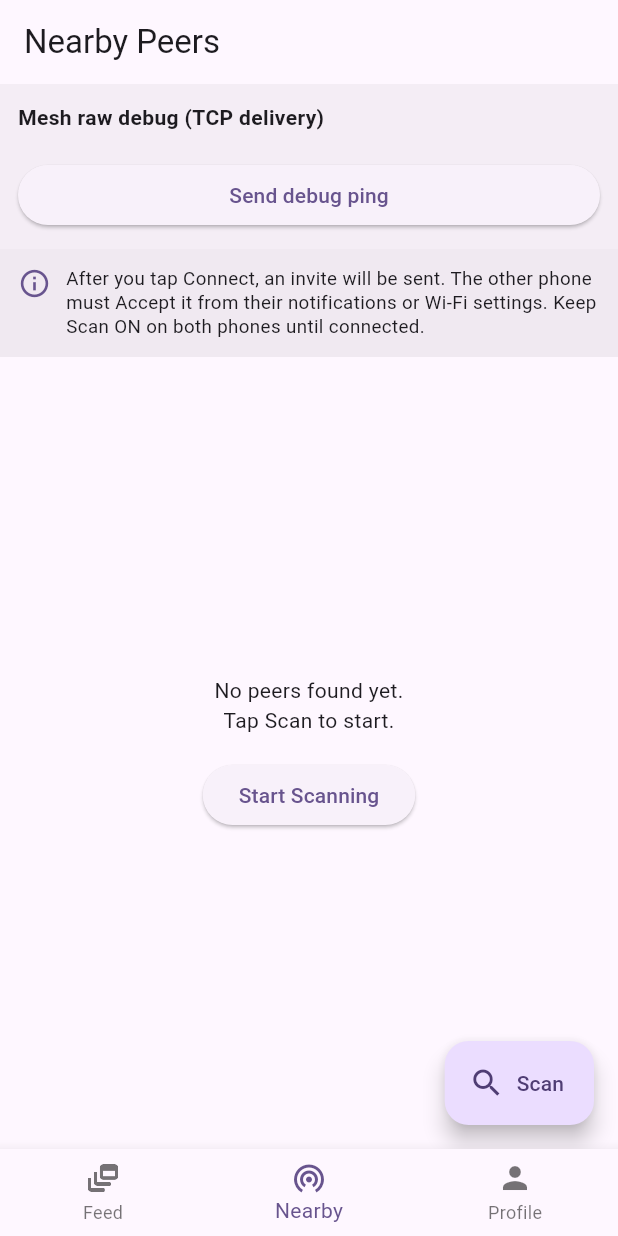
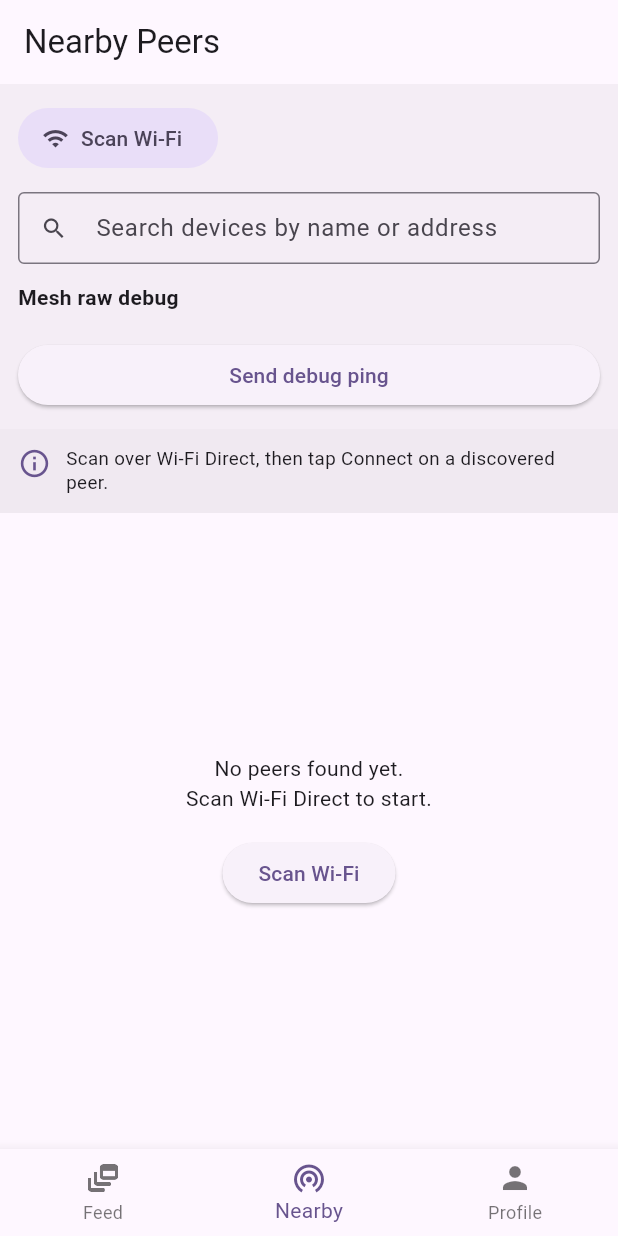
Before and after one commit to MayankBSahu/Bajrang-Dal, a Flutter app: the screen it shows after launch, item 2 of the bottom bar chosen, on a phone screen of 412 x 824 dp. Run offline on Flutter 3.47's test engine with Material 3 defaults, Android fonts, the phone set to English and light mode, and no system bars; our stand-ins replace permission_handler, sqflite; accounts and stored records are empty.

Commit message:
final skeletal wokring

```diff
--- a/lib/controllers/gossip_controller.dart
+++ b/lib/controllers/gossip_controller.dart
@@ -21,6 +21,10 @@ class GossipController {
       case 'discoveryStateChanged':
         final bool isDiscovering = call.arguments['isDiscovering'];
         context.read<PeerProvider>().setDiscoveryState(isDiscovering);
+        break;
+
+      case 'clearDiscoveredPeers':
+        context.read<PeerProvider>().clearDiscoveredPeers();
         break;
 
       case 'peersDiscovered':
--- a/lib/providers/peer_provider.dart
+++ b/lib/providers/peer_provider.dart
@@ -5,11 +5,13 @@ import '../db/database_helper.dart';
 class PeerProvider extends ChangeNotifier {
   List<Peer> _peers = [];
   List<Peer> get peers => _peers;
-  bool _isDiscovering = false;
-  bool get isDiscovering => _isDiscovering;
+  bool _wifiDiscovering = false;
+  bool get wifiDiscovering => _wifiDiscovering;
+  bool get isDiscovering => _wifiDiscovering;
 
-  bool _p2pConnected = false;
-  bool get p2pConnected => _p2pConnected;
+  bool _wifiConnected = false;
+  bool get wifiConnected => _wifiConnected;
+  bool get p2pConnected => _wifiConnected;
   bool? _isGroupOwner;
   bool? get isGroupOwner => _isGroupOwner;
   String? _groupOwnerHost;
@@ -23,10 +25,10 @@ class PeerProvider extends ChangeNotifier {
     String? groupOwnerHost,
     int? peerCount,
   }) {
-    _p2pConnected = connected;
+    _wifiConnected = connected;
     _isGroupOwner = isGroupOwner;
     _groupOwnerHost = groupOwnerHost;
-    _peerCount = peerCount ?? _peerCount;
+    _peerCount = connected ? (peerCount ?? _peerCount) : 0;
     notifyListeners();
   }
 
@@ -55,14 +57,19 @@ class PeerProvider extends ChangeNotifier {
   }
 
   void setDiscoveryState(bool isDiscovering) {
-    _isDiscovering = isDiscovering;
+    _wifiDiscovering = isDiscovering;
+    notifyListeners();
+  }
+
+  void clearDiscoveredPeers() {
+    _peers = [];
     notifyListeners();
   }
 
   void handlePeersDiscovered(List<Map<String, dynamic>> peersData) {
     for (final peerData in peersData) {
       final peer = Peer(
-        peerId: peerData['deviceAddress'], // Using device address as ID for now
+        peerId: peerData['deviceAddress'],
         displayName: peerData['deviceName'],
         deviceAddress: peerData['deviceAddress'],
         status: PeerStatus.discovered,
--- a/lib/screens/nearby_screen.dart
+++ b/lib/screens/nearby_screen.dart
@@ -7,20 +7,20 @@ import 'package:provider/provider.dart';
 import '../channels/p2p_channel.dart';
 import '../models/peer.dart';
 import '../p2p_permissions.dart';
+import '../providers/mesh_debug_provider.dart';
 import '../providers/peer_provider.dart';
-import '../providers/mesh_debug_provider.dart';
 
-Future<void> _toggleNearbyScan(BuildContext context) async {
+Future<void> _toggleWifiScan(BuildContext context) async {
   final messenger = ScaffoldMessenger.maybeOf(context);
   final peerProvider = context.read<PeerProvider>();
-  final isDiscovering = peerProvider.isDiscovering;
+  final isDiscovering = peerProvider.wifiDiscovering;
 
   void showErr(String msg) {
     messenger?.showSnackBar(SnackBar(content: Text(msg)));
   }
 
   if (kIsWeb || defaultTargetPlatform != TargetPlatform.android) {
-    showErr('Wi‑Fi Direct scanning only works on a physical Android device.');
+    showErr('Wi-Fi Direct scanning only works on a physical Android device.');
     return;
   }
 
@@ -39,7 +39,7 @@ Future<void> _toggleNearbyScan(BuildContext context) async {
     messenger?.showSnackBar(
       SnackBar(
         content: const Text(
-          'Allow Location (Android 12 and below) or Nearby Wi‑Fi devices (Android 13+) to scan.',
+          'Allow Location or Nearby Wi-Fi devices to scan over Wi-Fi Direct.',
         ),
         action: SnackBarAction(
           label: 'Settings',
@@ -55,12 +55,11 @@ Future<void> _toggleNearbyScan(BuildContext context) async {
   } on PlatformException catch (e) {
     showErr(e.message ?? e.code);
   } on MissingPluginException {
-    showErr('Native Wi‑Fi Direct is not available on this platform build.');
+    showErr('Native Wi-Fi Direct is not available on this platform build.');
   }
 }
 
-
-Future<void> _connectToPeer(BuildContext context, String deviceAddress) async {
+Future<void> _connectToPeer(BuildContext context, Peer peer) async {
   if (kIsWeb || defaultTargetPlatform != TargetPlatform.android) {
     ScaffoldMessenger.maybeOf(context)?.showSnackBar(
       const SnackBar(content: Text('Connect requires an Android device.')),
@@ -74,27 +73,32 @@ Future<void> _connectToPeer(BuildContext context, String deviceAddress) async {
   if (!allowed) {
     messenger?.showSnackBar(
       SnackBar(
-        content: const Text('Grant Location or Nearby Wi‑Fi permission first.'),
-        action: SnackBarAction(label: 'Settings', onPressed: () => openAppSettings()),
+        content: const Text('Grant Wi-Fi Direct permissions first.'),
+        action: SnackBarAction(
+          label: 'Settings',
+          onPressed: () => openAppSettings(),
+        ),
       ),
     );
     return;
   }
+
   try {
-    await P2PChannel.connectToPeer(deviceAddress);
+    await P2PChannel.connectToPeer(peer.deviceAddress);
     if (!context.mounted) return;
 
     ScaffoldMessenger.of(context).showSnackBar(
       SnackBar(
-        content: const Text('Invite sent! The other phone must accept the prompt (check notifications or Wi‑Fi settings).'),
+        content: const Text(
+          'Wi-Fi Direct invite sent. Keep both phones nearby until connected.',
+        ),
         duration: const Duration(seconds: 8),
         action: SnackBarAction(
-          label: 'Open Wi‑Fi',
+          label: 'Open Wi-Fi',
           onPressed: () => P2PChannel.openWifiSettings(),
         ),
       ),
     );
-
   } on PlatformException catch (e) {
     messenger?.showSnackBar(
       SnackBar(
@@ -109,8 +113,22 @@ Future<void> _connectToPeer(BuildContext context, String deviceAddress) async {
   }
 }
 
-class NearbyScreen extends StatelessWidget {
+class NearbyScreen extends StatefulWidget {
   const NearbyScreen({super.key});
+
+  @override
+  State<NearbyScreen> createState() => _NearbyScreenState();
+}
+
+class _NearbyScreenState extends State<NearbyScreen> {
+  final TextEditingController _searchController = TextEditingController();
+  String _searchQuery = '';
+
+  @override
+  void dispose() {
+    _searchController.dispose();
+    super.dispose();
+  }
 
   Color _statusColor(PeerStatus s) => switch (s) {
         PeerStatus.connected => Colors.green,
@@ -120,20 +138,28 @@ class NearbyScreen extends StatelessWidget {
 
   @override
   Widget build(BuildContext context) {
-    final peers = context.watch<PeerProvider>().peers;
-    final isDiscovering = context.watch<PeerProvider>().isDiscovering;
-
-    final p2pConnected = context.watch<PeerProvider>().p2pConnected;
-    final isGo = context.watch<PeerProvider>().isGroupOwner;
+    final peerProvider = context.watch<PeerProvider>();
+    final peers = peerProvider.peers;
+    final query = _searchQuery.trim().toLowerCase();
+    final filteredPeers = query.isEmpty
+        ? peers
+        : peers.where((peer) {
+            final name = peer.displayName.toLowerCase();
+            final address = peer.deviceAddress.toLowerCase();
+            return name.contains(query) || address.contains(query);
+          }).toList();
+    final wifiDiscovering = peerProvider.wifiDiscovering;
+    final wifiConnected = peerProvider.wifiConnected;
+    final isGo = peerProvider.isGroupOwner;
     final debug = context.watch<MeshDebugProvider>();
 
     return Scaffold(
       appBar: AppBar(
         title: const Text('Nearby Peers'),
         actions: [
-          if (isDiscovering)
-            Padding(
-              padding: const EdgeInsets.all(16.0),
+          if (wifiDiscovering)
+            const Padding(
+              padding: EdgeInsets.all(16.0),
               child: SizedBox(
                 width: 24,
                 height: 24,
@@ -145,11 +171,6 @@ class NearbyScreen extends StatelessWidget {
             ),
         ],
       ),
-      floatingActionButton: FloatingActionButton.extended(
-        onPressed: () => _toggleNearbyScan(context),
-        icon: Icon(isDiscovering ? Icons.stop : Icons.search),
-        label: Text(isDiscovering ? 'Stop' : 'Scan'),
-      ),
       body: Column(
         children: [
           Material(
@@ -159,8 +180,40 @@ class NearbyScreen extends StatelessWidget {
               child: Column(
                 crossAxisAlignment: CrossAxisAlignment.start,
                 children: [
+                  FilledButton.tonalIcon(
+                    onPressed: () => _toggleWifiScan(context),
+                    icon: Icon(wifiDiscovering ? Icons.stop : Icons.wifi),
+                    label: Text(wifiDiscovering ? 'Stop Wi-Fi' : 'Scan Wi-Fi'),
+                  ),
+                  const SizedBox(height: 12),
+                  TextField(
+                    controller: _searchController,
+                    onChanged: (value) {
+                      setState(() {
+                        _searchQuery = value;
+                      });
+                    },
+                    decoration: InputDecoration(
+                      hintText: 'Search devices by name or address',
+                      prefixIcon: const Icon(Icons.search),
+                      suffixIcon: _searchQuery.isEmpty
+                          ? null
+                          : IconButton(
+                              onPressed: () {
+                                _searchController.clear();
+                                setState(() {
+                                  _searchQuery = '';
+                                });
+                              },
+                              icon: const Icon(Icons.clear),
+                            ),
+                      border: const OutlineInputBorder(),
+                      isDense: true,
+                    ),
+                  ),
+                  const SizedBox(height: 12),
                   const Text(
-                    'Mesh raw debug (TCP delivery)',
+                    'Mesh raw debug',
                     style: TextStyle(fontWeight: FontWeight.w600),
                   ),
                   const SizedBox(height: 8),
@@ -194,9 +247,7 @@ class NearbyScreen extends StatelessWidget {
                               .setDebugPingSent(payload: payload);
                         } catch (e) {
                           if (!context.mounted) return;
-                          context
-                              .read<MeshDebugProvider>()
-                              .setError(e.toString());
+                          context.read<MeshDebugProvider>().setError(e.toString());
                         }
                       },
                       child: const Text('Send debug ping'),
@@ -206,23 +257,26 @@ class NearbyScreen extends StatelessWidget {
               ),
             ),
           ),
-          if (!p2pConnected)
+          if (!wifiConnected)
             Material(
-              color: Theme.of(context).colorScheme.surfaceContainerHighest.withValues(alpha: 0.6),
+              color: Theme.of(context)
+                  .colorScheme
+                  .surfaceContainerHighest
+                  .withValues(alpha: 0.6),
               child: Padding(
                 padding: const EdgeInsets.all(12),
                 child: Row(
                   crossAxisAlignment: CrossAxisAlignment.start,
                   children: [
-                    Icon(Icons.info_outline,
+                    Icon(
+                      Icons.info_outline,
                       size: 22,
-                        color: Theme.of(context).colorScheme.primary),
+                      color: Theme.of(context).colorScheme.primary,
+                    ),
                     const SizedBox(width: 10),
                     Expanded(
                       child: Text(
-                        'After you tap Connect, an invite will be sent. The other phone '
-                        'must Accept it from their notifications or Wi‑Fi settings. '
-                        'Keep Scan ON on both phones until connected.',
+                        'Scan over Wi-Fi Direct, then tap Connect on a discovered peer.',
                         style: TextStyle(
                           fontSize: 12.5,
                           height: 1.3,
@@ -234,16 +288,16 @@ class NearbyScreen extends StatelessWidget {
                 ),
               ),
             ),
-          if (p2pConnected)
+          if (wifiConnected)
             Material(
               color: Colors.green.shade100,
               child: ListTile(
                 dense: true,
-                leading: const Icon(Icons.link, color: Colors.green),
+                leading: const Icon(Icons.wifi, color: Colors.green),
                 title: Text(
                   isGo == true
-                      ? 'P2P link up — you are group owner (gossip relay)'
-                      : 'P2P link up — connected to group owner',
+                      ? 'Wi-Fi Direct link up - you are group owner'
+                      : 'Wi-Fi Direct link up',
                   style: const TextStyle(fontSize: 13),
                 ),
               ),
@@ -255,22 +309,28 @@ class NearbyScreen extends StatelessWidget {
                       mainAxisAlignment: MainAxisAlignment.center,
                       children: [
                         const Text(
-                          'No peers found yet.\nTap Scan to start.',
+                          'No peers found yet.\nScan Wi-Fi Direct to start.',
                           textAlign: TextAlign.center,
                         ),
                         const SizedBox(height: 16),
-                        if (!isDiscovering)
                         ElevatedButton(
-                            onPressed: () => _toggleNearbyScan(context),
-                            child: const Text('Start Scanning'),
+                          onPressed: () => _toggleWifiScan(context),
+                          child: const Text('Scan Wi-Fi'),
                         ),
                       ],
                     ),
                   )
+                : filteredPeers.isEmpty
+                    ? Center(
+                        child: Text(
+                          'No devices match "${_searchQuery.trim()}".',
+                          textAlign: TextAlign.center,
+                        ),
+                      )
                     : ListView.builder(
-                    itemCount: peers.length,
+                        itemCount: filteredPeers.length,
                         itemBuilder: (ctx, i) {
-                      final peer = peers[i];
+                          final peer = filteredPeers[i];
                           return ListTile(
                             leading: CircleAvatar(
                               backgroundColor: _statusColor(peer.status),
@@ -281,30 +341,38 @@ class NearbyScreen extends StatelessWidget {
                                 style: const TextStyle(color: Colors.white),
                               ),
                             ),
-                        title: Text(peer.displayName.isNotEmpty
+                            title: Text(
+                              peer.displayName.isNotEmpty
                                   ? peer.displayName
-                            : 'Unknown Device'),
+                                  : 'Unknown Device',
+                            ),
                             subtitle: Column(
                               crossAxisAlignment: CrossAxisAlignment.start,
                               children: [
-                            Text(peer.deviceAddress,
-                                style: const TextStyle(fontSize: 11)),
-                            Text('Last seen: ${_formatTime(peer.lastSeen)}',
+                                Text(
+                                  peer.deviceAddress,
+                                  style: const TextStyle(fontSize: 11),
+                                ),
+                                Text(
+                                  'Last seen: ${_formatTime(peer.lastSeen)}',
                                   style: const TextStyle(
-                                    fontSize: 11, color: Colors.grey)),
+                                    fontSize: 11,
+                                    color: Colors.grey,
+                                  ),
+                                ),
                               ],
                             ),
-                        trailing: p2pConnected
+                            trailing: wifiConnected
                                 ? ElevatedButton(
                                     onPressed: P2PChannel.disconnect,
                                     style: ElevatedButton.styleFrom(
-                                    backgroundColor: Colors.red),
+                                      backgroundColor: Colors.red,
+                                    ),
                                     child: const Text('Disconnect'),
                                   )
                                 : peer.status == PeerStatus.discovered
                                     ? ElevatedButton(
-                                    onPressed: () => _connectToPeer(
-                                        context, peer.deviceAddress),
+                                        onPressed: () => _connectToPeer(context, peer),
                                         child: const Text('Connect'),
                                       )
                                     : Chip(
```
Also changed, not shown: lib/db/database_helper.dart (+15 -1 lines), lib/channels/p2p_channel.dart (line endings or trailing spaces), lib/models/peer.dart (line endings or trailing spaces), 2 other files. Lines whose indentation alone changed are shown as unchanged.
